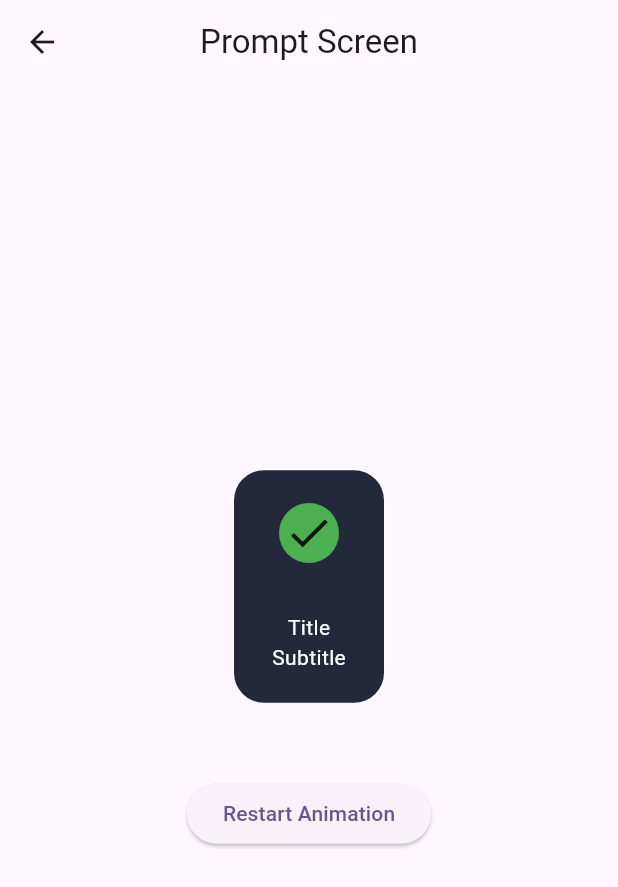
After one commit to pranav-singh-parmar/animations_flutter, a Flutter app: the PromptScreen screen opened directly, on a phone screen of 412 x 824 dp. The commit adds this screen. Shown: the top 887 px of the screen. Run offline on Flutter 3.47's test engine with Material 3 defaults, Android fonts, the phone set to English and light mode, and no system bars.

Commit message:
Added Prompt Animation

```diff
--- a/lib/screens/home_screen.dart
+++ b/lib/screens/home_screen.dart
@@ -22,7 +22,8 @@ class _HomeScreenState extends State<HomeScreen> {
     NavigationEnum.animatedContainer,
     NavigationEnum.autoColorUpdatingCirle,
     NavigationEnum.polygonAnimation,
-    NavigationEnum.drawerAnimation
+    NavigationEnum.drawerAnimation,
+    NavigationEnum.prompt
   ];
 
   @override
@@ -70,6 +71,8 @@ class _HomeScreenState extends State<HomeScreen> {
         return AppTexts.polygonAnimationScreen;
       case NavigationEnum.drawerAnimation:
         return AppTexts.drawerAnimationScreen;
+      case NavigationEnum.prompt:
+        return AppTexts.promptScreen;
       default:
         return "";
     }
--- /dev/null
+++ b/lib/screens/prompt_screen.dart
@@ -0,0 +1,128 @@
+import 'package:animations_flutter/screens/widgets/custom_app_bar.dart';
+import 'package:animations_flutter/screens/widgets/custom_elevated_button.dart';
+import 'package:animations_flutter/utils/app_constants.dart';
+import 'package:animations_flutter/utils/app_texts.dart';
+import 'package:flutter/material.dart';
+
+class PromptScreen extends StatefulWidget {
+  const PromptScreen({super.key});
+
+  @override
+  State<PromptScreen> createState() => _PromptScreenState();
+}
+
+class _PromptScreenState extends State<PromptScreen>
+    with SingleTickerProviderStateMixin {
+  final borderRadius = 20.0;
+
+  late AnimationController _animationController;
+  late Animation<double> _iconScalableAnimation;
+  late Animation<double> _containerScalableAnimation;
+  late Animation<Offset> _offsetAnimation;
+
+  @override
+  void initState() {
+    super.initState();
+    _animationController =
+        AnimationController(vsync: this, duration: const Duration(seconds: 1));
+
+    _offsetAnimation =
+        Tween<Offset>(begin: const Offset(0, 0), end: const Offset(0, -0.23))
+            .animate(CurvedAnimation(
+                parent: _animationController, curve: Curves.easeInOut));
+
+    _iconScalableAnimation = Tween<double>(begin: 4.5, end: 3.5).animate(
+        CurvedAnimation(parent: _animationController, curve: Curves.easeInOut));
+
+    _containerScalableAnimation = Tween<double>(begin: 2.5, end: 0.4).animate(
+        CurvedAnimation(parent: _animationController, curve: Curves.bounceOut));
+  }
+
+  @override
+  void dispose() {
+    _animationController.dispose();
+    super.dispose();
+  }
+
+  @override
+  Widget build(BuildContext context) {
+    _restartAnimation();
+    return Scaffold(
+        appBar: const CustomAppBar(titleString: AppTexts.promptScreen),
+        body: Center(
+          child: Column(
+            mainAxisAlignment: MainAxisAlignment.center,
+            mainAxisSize: MainAxisSize.min,
+            children: [
+              // ClipRRect(
+              //   borderRadius: BorderRadius.circular(borderRadius),
+              //  child:
+              Container(
+                decoration: BoxDecoration(
+                  borderRadius: BorderRadius.circular(borderRadius),
+                  color: AppColors.blackColor,
+                ),
+                child: ConstrainedBox(
+                    constraints: BoxConstraints(
+                      minWidth: 100,
+                      minHeight: 100,
+                      maxWidth: MediaQuery.of(context).size.width * 0.8,
+                      maxHeight: MediaQuery.of(context).size.height * 0.8,
+                    ),
+                    child: Stack(alignment: Alignment.center, children: [
+                      const Padding(
+                        padding: EdgeInsets.all(20),
+                        child: Column(
+                          mainAxisAlignment: MainAxisAlignment.center,
+                          mainAxisSize: MainAxisSize.min,
+                          children: [
+                            SizedBox(
+                              height: 75,
+                            ),
+                            Text(
+                              AppTexts.title,
+                              style: TextStyle(color: Colors.white),
+                            ),
+                            Text(
+                              AppTexts.subtitle,
+                              style: TextStyle(color: Colors.white),
+                            ),
+                          ],
+                        ),
+                      ),
+                      Positioned.fill(
+                          child: SlideTransition(
+                        position: _offsetAnimation,
+                        child: ScaleTransition(
+                          scale: _containerScalableAnimation,
+                          child: Container(
+                            decoration: const BoxDecoration(
+                                shape: BoxShape.circle, color: Colors.green),
+                            child: ScaleTransition(
+                              scale: _iconScalableAnimation,
+                              child: const Icon(Icons.check),
+                            ),
+                          ),
+                        ),
+                      ))
+                    ])),
+              ),
+              // ),
+              Padding(
+                padding: const EdgeInsets.only(top: 50),
+                child: CustomElevatedButton(
+                  onPressed: _restartAnimation,
+                  title: AppTexts.restartAnimation,
+                ),
+              )
+            ],
+          ),
+        ));
+  }
+
+  void _restartAnimation() {
+    _animationController
+      ..reset()
+      ..forward();
+  }
+}
--- a/lib/screens/widgets/custom_drawer.dart
+++ b/lib/screens/widgets/custom_drawer.dart
@@ -55,7 +55,7 @@ class _CustomDrawerState extends State<CustomDrawer>
   @override
   Widget build(BuildContext context) {
     final screenWidth = MediaQuery.of(context).size.width;
-    final maxDrag = screenWidth * 1;
+    final maxDrag = screenWidth * 0.8;
     return GestureDetector(
       onHorizontalDragUpdate: (details) {
         final delta = details.delta.dx / maxDrag;
--- a/lib/utils/app_constants.dart
+++ b/lib/utils/app_constants.dart
@@ -10,7 +10,8 @@ enum NavigationEnum {
   animatedContainer,
   autoColorUpdatingCirle,
   polygonAnimation,
-  drawerAnimation
+  drawerAnimation,
+  prompt
 }
 
 class AppColors {
--- a/lib/utils/app_texts.dart
+++ b/lib/utils/app_texts.dart
@@ -32,4 +32,10 @@ class AppTexts {
 
   //drawer_animation_screen
   static const drawerAnimationScreen = "Drawer Animation Screen";
+
+  //prompt_screen
+  static const promptScreen = "Prompt Screen";
+  static const title = "Title";
+  static const subtitle = "Subtitle";
+  static const restartAnimation = "Restart Animation";
 }
--- a/lib/utils/extensions.dart
+++ b/lib/utils/extensions.dart
@@ -6,6 +6,7 @@ import 'package:animations_flutter/screens/hero_animation_first_screen.dart';
 import 'package:animations_flutter/screens/hero_animation_second_screen.dart';
 import 'package:animations_flutter/screens/home_screen.dart';
 import 'package:animations_flutter/screens/polygon_animation_screen.dart';
+import 'package:animations_flutter/screens/prompt_screen.dart';
 import 'package:animations_flutter/screens/simple_animation_screen.dart';
 import 'package:animations_flutter/screens/spin_and_flip_animation_screen.dart';
 import 'package:animations_flutter/screens/three_dimensional_cube_animation_screen.dart';
@@ -58,6 +59,9 @@ extension NavigationEnumExtension on NavigatorState {
       case NavigationEnum.drawerAnimation:
         screen = const DrawerAnimationScreen();
         break;
+      case NavigationEnum.prompt:
+        screen = const PromptScreen();
+        break;
     }
 
     if (screen != null) {
```
